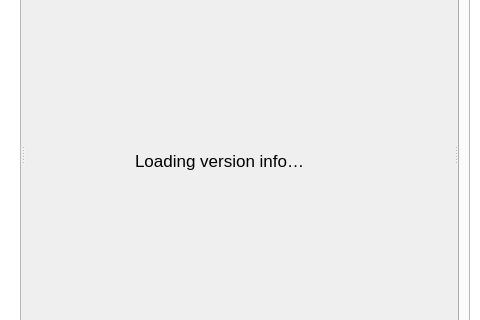
The window that Mergin/ui/ui_versions_viewer.ui (MerginMaps/qgis-plugin) describes before a commit, drawn with Qt 5; both pictures show x 391 to 871 and y 214 to 534 of the 1295 by 736 pixel window.
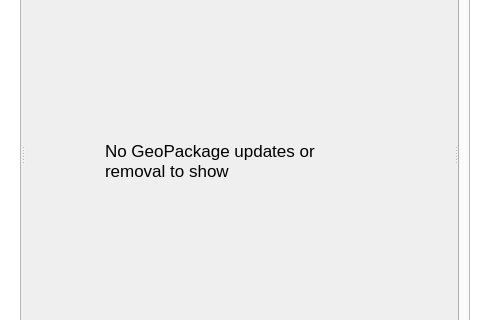
The same window after the commit. The open tabs and pages were chosen to show the change. Icons and pictures are not drawn. Custom widgets are drawn as their Qt base class.

Commit message: Adress left over comments

Patch:
```diff
--- a/Mergin/ui/ui_versions_viewer.ui
+++ b/Mergin/ui/ui_versions_viewer.ui
@@ -222,9 +222,9 @@
           <widget class="QLabel" name="label_info">
            <property name="geometry">
             <rect>
-             <x>110</x>
+             <x>80</x>
              <y>300</y>
-             <width>231</width>
+             <width>271</width>
              <height>81</height>
             </rect>
            </property>
@@ -234,7 +234,10 @@
             </font>
            </property>
            <property name="text">
-            <string>Loading version info…</string>
+            <string>No GeoPackage updates or removal to show</string>
+           </property>
+           <property name="wordWrap">
+            <bool>true</bool>
            </property>
           </widget>
          </widget>
```
The commit also changes 1 other file.
